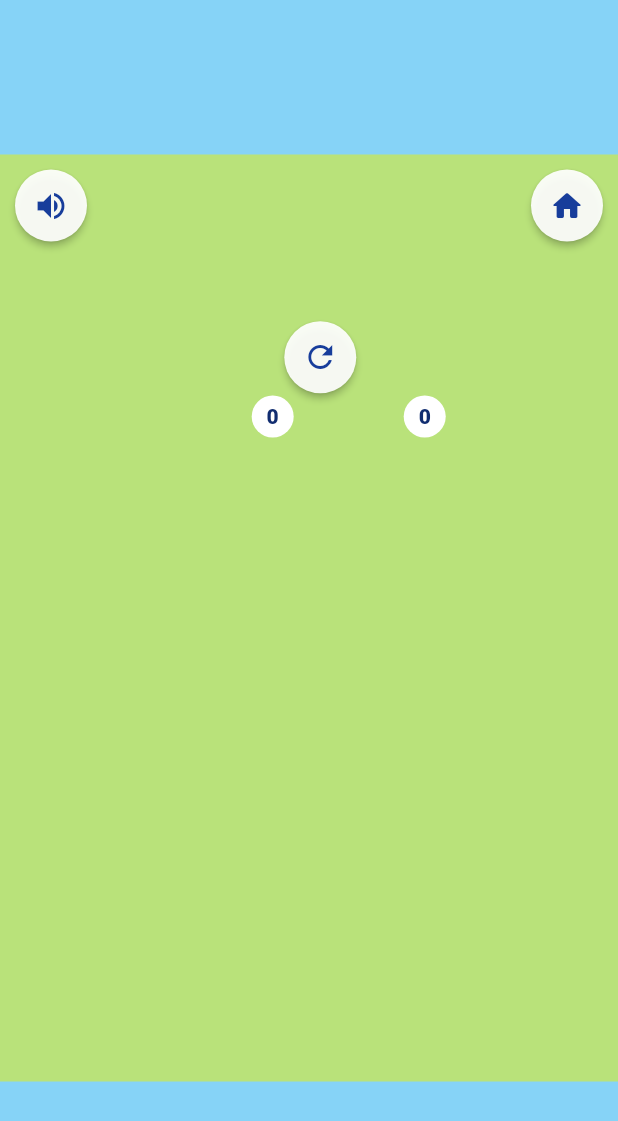
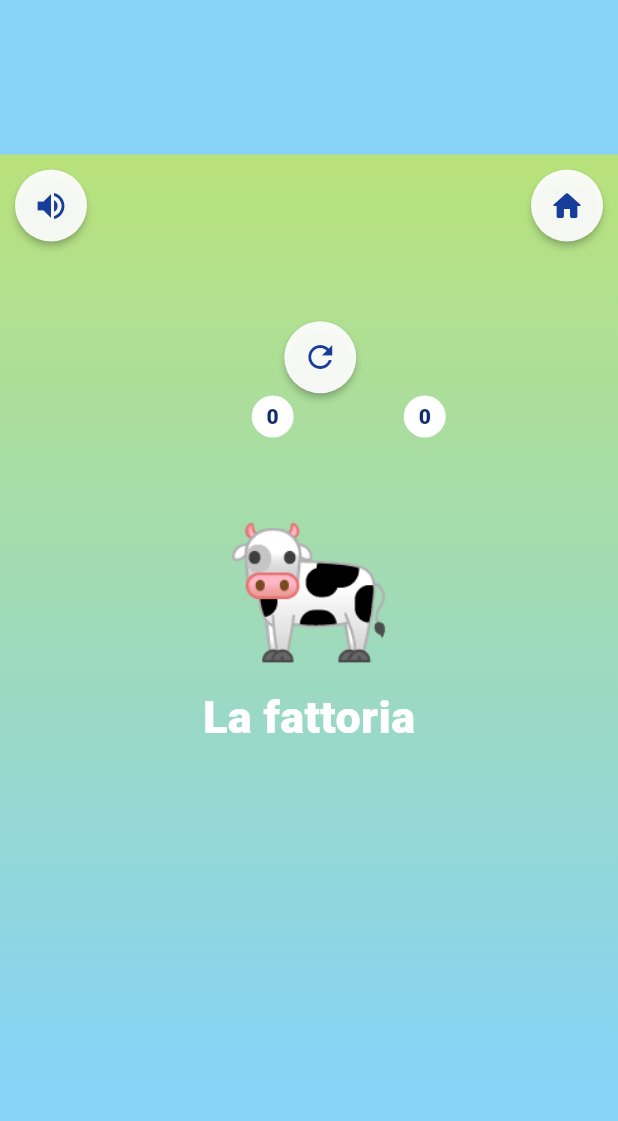
Before and after one commit to clasupernewproject/Memory-sonoro, a Flutter app: the screen it shows after launch, after a tap on "La fattoria", on a phone screen of 412 x 824 dp. Shown: the top 1121 px of the screen. Run offline on Flutter 3.47's test engine with Material 3 defaults, Android fonts, the phone set to English and light mode, and no system bars; our stand-ins replace audioplayers; project files that could hold a hidden picture were left out.

Commit message:
Supporta livelli Flutter con sfondo temporaneo

```diff
--- a/flutter_app/lib/screens/game_screen.dart
+++ b/flutter_app/lib/screens/game_screen.dart
@@ -41,9 +41,11 @@
   @override
   void initState() {
     super.initState();
-    _background = rootBundle
-        .loadString(widget.level.backgroundAsset!)
-        .then((value) => base64Decode(value.trim()));
+    _background = widget.level.backgroundAsset == null
+        ? Future<Uint8List>.value(Uint8List(0))
+        : rootBundle
+            .loadString(widget.level.backgroundAsset!)
+            .then((value) => base64Decode(value.trim()));
     _reset(notify: false);
   }
 
@@ -168,9 +170,12 @@
                   children: [
                     FutureBuilder<Uint8List>(
                       future: _background,
-                      builder: (context, snapshot) => snapshot.hasData
-                          ? Image.memory(snapshot.data!, fit: BoxFit.fill, gaplessPlayback: true)
-                          : const ColoredBox(color: Color(0xFFB9E27A)),
+                      builder: (context, snapshot) {
+                        if (snapshot.hasData && snapshot.data!.isNotEmpty) {
+                          return Image.memory(snapshot.data!, fit: BoxFit.fill, gaplessPlayback: true);
+                        }
+                        return _LevelBackdrop(level: widget.level);
+                      },
                     ),
                     Positioned(
                       left: box.maxWidth * .227,
@@ -285,3 +290,28 @@
     );
   }
 }
+
+
+class _LevelBackdrop extends StatelessWidget {
+  const _LevelBackdrop({required this.level});
+  final GameLevel level;
+
+  @override
+  Widget build(BuildContext context) {
+    final colors = switch (level.id) {
+      'city' => const [Color(0xFF8ED9FF), Color(0xFFDDE8EE)],
+      'sea' => const [Color(0xFF74D8F7), Color(0xFF0877B9)],
+      _ => const [Color(0xFFB9E27A), Color(0xFF86D3F7)],
+    };
+    return DecoratedBox(
+      decoration: BoxDecoration(gradient: LinearGradient(begin: Alignment.topCenter, end: Alignment.bottomCenter, colors: colors)),
+      child: Column(
+        mainAxisAlignment: MainAxisAlignment.center,
+        children: [
+          Text(level.emoji, style: const TextStyle(fontSize: 92)),
+          Text(level.name, style: const TextStyle(fontSize: 30, fontWeight: FontWeight.w900, color: Colors.white)),
+        ],
+      ),
+    );
+  }
+}
```
